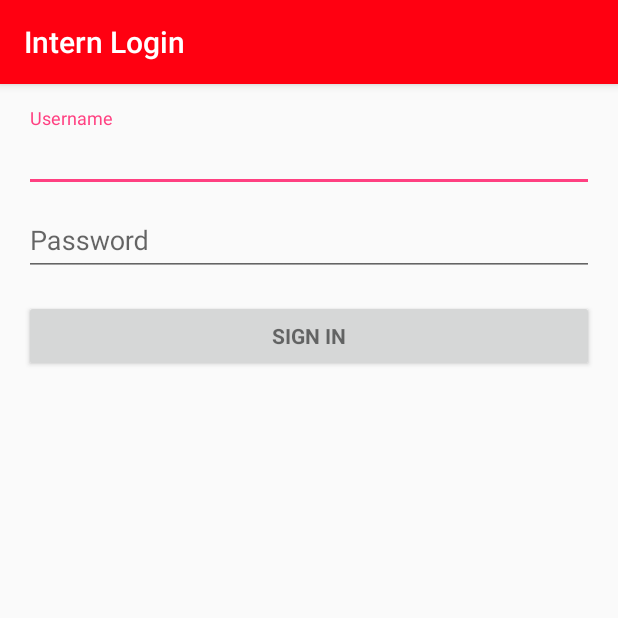
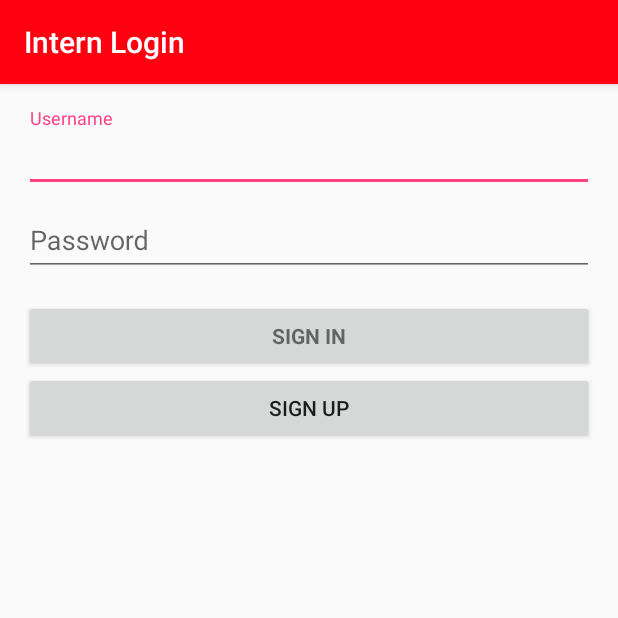
Before and after one commit to dkp1903/HelpingHands, an Android app: the InternLogin screen opened directly, with no data from a screen before it, on a phone screen of 412 x 824 dp, the top half of it. Run offline under Robolectric (Android 15) with nearby library versions, the phone set to English and light mode, and no system bars; 2 statements that could not run were skipped.

Commit message:
added signUp button

```diff
--- a/app/src/main/java/app/dkp1903/helpinghands/InternLogin.kt
+++ b/app/src/main/java/app/dkp1903/helpinghands/InternLogin.kt
@@ -23,6 +23,8 @@ import android.widget.TextView
 
 import java.util.ArrayList
 import android.Manifest.permission.READ_CONTACTS
+import android.content.Intent
+import app.dkp1903.helpinghands.dummy.signup
 
 import kotlinx.android.synthetic.main.activity_intern_login.*
 
@@ -49,6 +51,8 @@ class   InternLogin : AppCompatActivity(), LoaderCallbacks<Cursor> {
         })
 
         email_sign_in_button.setOnClickListener { attemptLogin() }
+        email_sign_up_button.setOnClickListener { var signUpActivity = Intent(this, signup::class.java)
+            startActivity(signUpActivity) }
     }
 
     private fun populateAutoComplete() {
--- a/app/src/main/java/app/dkp1903/helpinghands/MainActivity.kt
+++ b/app/src/main/java/app/dkp1903/helpinghands/MainActivity.kt
@@ -6,6 +6,7 @@ import android.os.Bundle
 import android.widget.Button
 import android.widget.Toast
 import android.widget.Toolbar
+import app.dkp1903.helpinghands.dummy.signup
 import com.google.firebase.database.FirebaseDatabase
 
 
@@ -33,6 +34,7 @@ class MainActivity : AppCompatActivity() {
             startActivity(clickIntent3)
         })
 
+
         aboutusbutton = findViewById(R.id.AboutUs)
         aboutusbutton?.setOnClickListener({
             var clickIntent4 = Intent(this@MainActivity, AboutUs::class.java)
--- a/app/src/main/res/layout/activity_intern_login.xml
+++ b/app/src/main/res/layout/activity_intern_login.xml
@@ -75,6 +75,12 @@
                 android:text="Sign IN"
                 android:textStyle="bold" />
 
+            <Button
+                android:id="@+id/email_sign_up_button"
+                android:layout_width="match_parent"
+                android:layout_height="match_parent"
+                android:text="@string/action_sign_in"/>
+
         </LinearLayout>
     </ScrollView>
 </LinearLayout>
```
Also changed, not shown: app/src/main/java/app/dkp1903/helpinghands/dummy/signup.java (+14 -0 lines).
